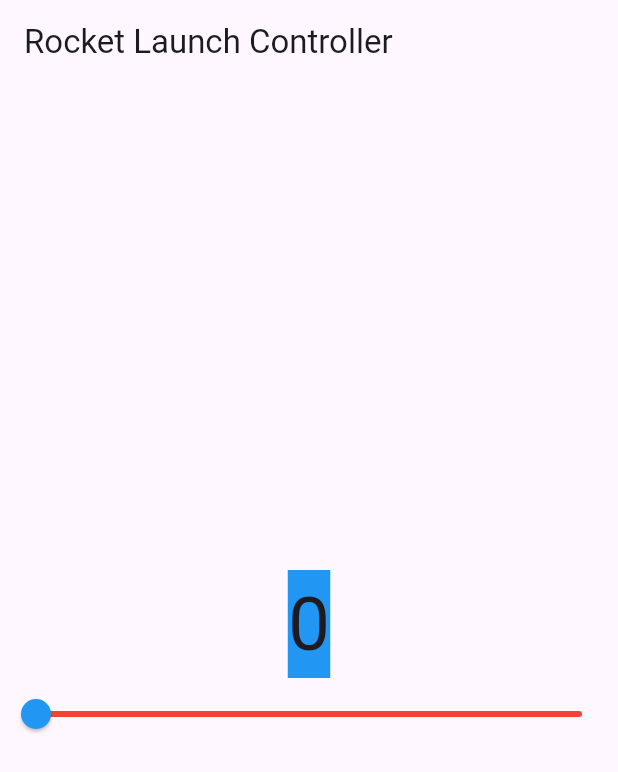
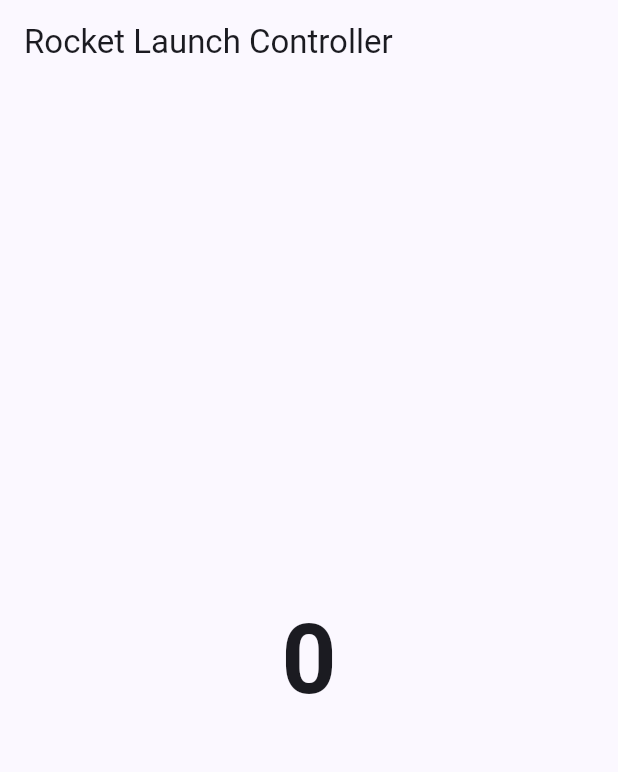
Before and after one commit to mohitkokane3900/stateful_rocket_launch, a Flutter app: the screen it shows after launch, on a phone screen of 412 x 824 dp. Shown: the top 772 px of the screen. Run offline on Flutter 3.47's test engine with Material 3 defaults, Android fonts, the phone set to English and light mode, and no system bars.

```diff
--- a/lib/main.dart
+++ b/lib/main.dart
@@ -1,63 +1,40 @@
 import 'package:flutter/material.dart';
 
-void main() => runApp(MyApp());
+void main() => runApp(const MyApp());
 
 class MyApp extends StatelessWidget {
   const MyApp({super.key});
 
-  // This widget is the root of your application.
   @override
   Widget build(BuildContext context) {
     return MaterialApp(
-      // Application name
       title: 'Rocket Launch Controller',
-      theme: ThemeData(primarySwatch: Colors.blue),
-      // A widget that will be started on the application startup
-      home: CounterWidget(),
+      theme: ThemeData(useMaterial3: true, colorSchemeSeed: Colors.indigo),
+      home: const LaunchController(),
+      debugShowCheckedModeBanner: false,
     );
   }
 }
 
-class CounterWidget extends StatefulWidget {
+class LaunchController extends StatefulWidget {
+  const LaunchController({super.key});
+
   @override
-  _CounterWidgetState createState() => _CounterWidgetState();
+  State<LaunchController> createState() => _LaunchControllerState();
 }
 
-class _CounterWidgetState extends State<CounterWidget> {
-  //set counter value
+class _LaunchControllerState extends State<LaunchController> {
   int _counter = 0;
 
   @override
   Widget build(BuildContext context) {
     return Scaffold(
       appBar: AppBar(title: const Text('Rocket Launch Controller')),
-      //set up the widget alignement
-      body: Column(
-        mainAxisAlignment: MainAxisAlignment.center,
-        children: [
-          Center(
-            child: Container(
-              color: Colors.blue,
-              child: Text(
-                //to displays current number
-                '$_counter',
-                style: TextStyle(fontSize: 50.0),
-              ),
-            ),
-          ),
-          Slider(
-            min: 0,
-            max: 100,
-            value: _counter.toDouble(),
-            onChanged: (double value) {
-              setState(() {
-                _counter = value.toInt();
-              });
-            },
-            activeColor: Colors.blue,
-            inactiveColor: Colors.red,
-          ),
-        ],
+      body: Center(
+        child: Text(
+          '$_counter',
+          style: const TextStyle(fontSize: 64, fontWeight: FontWeight.w700),
+        ),
       ),
     );
   }
```
